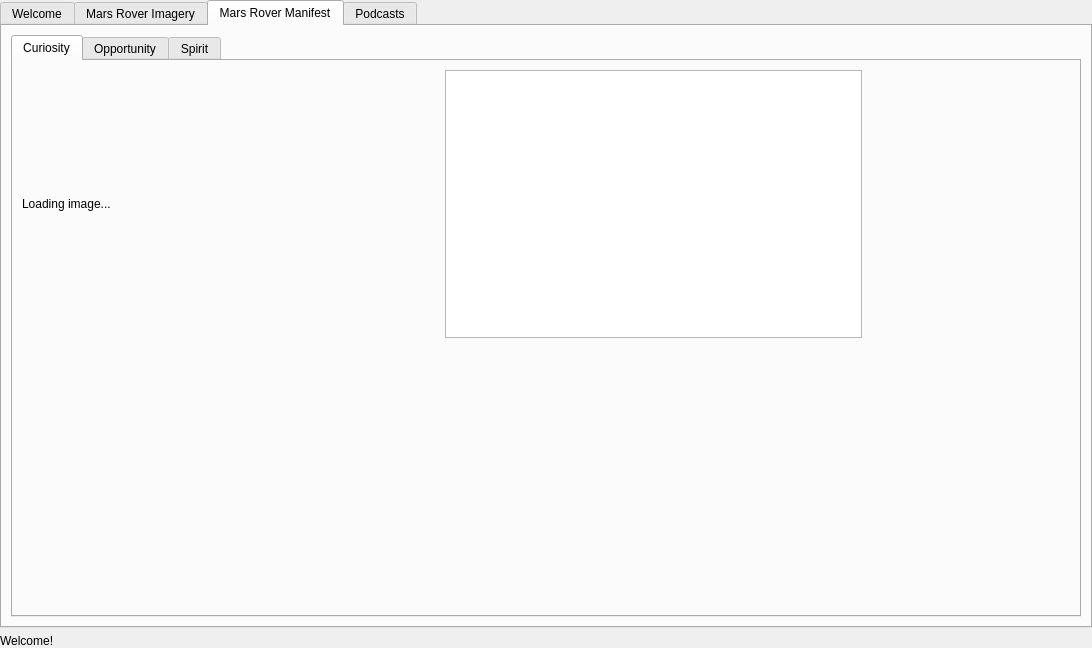
Above: mainwindow.ui from DavidJerman/AstroXplorer before the change. Below: the same form after it.
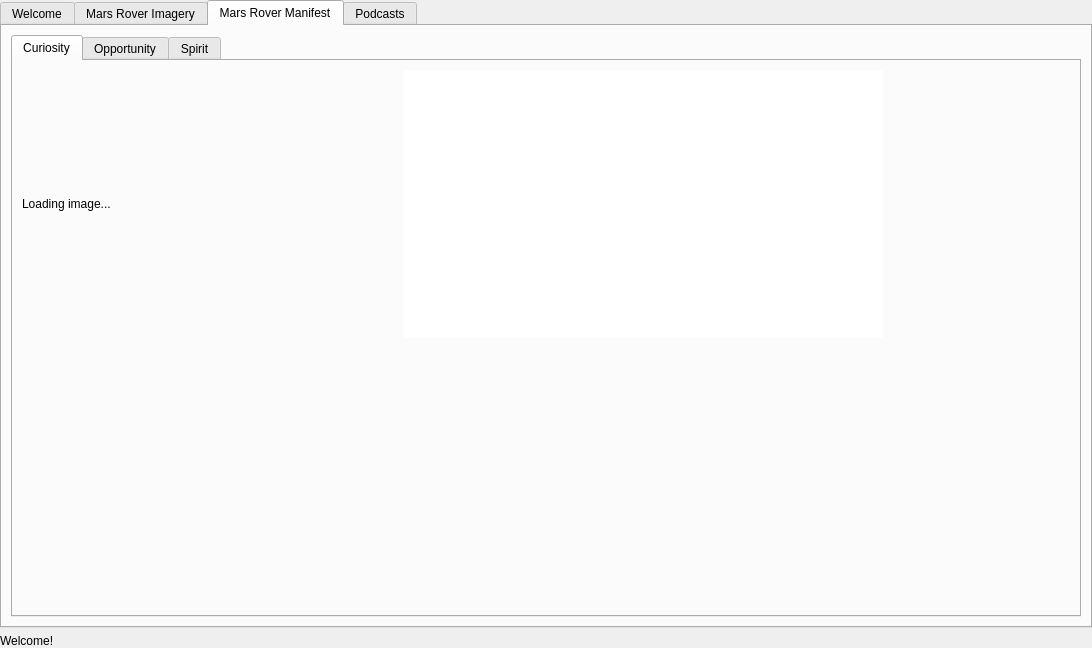
That is the form after the change. The open tabs and pages were chosen to show the change. Icons and pictures are not drawn.

Patch:
```diff
--- a/mainwindow.ui
+++ b/mainwindow.ui
@@ -2997,6 +2997,12 @@
        <layout class="QHBoxLayout" name="horizontalLayout">
         <item>
          <widget class="QTabWidget" name="RoverManifestTabs">
+          <property name="minimumSize">
+           <size>
+            <width>0</width>
+            <height>0</height>
+           </size>
+          </property>
           <property name="currentIndex">
            <number>2</number>
           </property>
@@ -3015,17 +3021,38 @@
              <widget class="QListWidget" name="C_RoverManifestList">
               <property name="minimumSize">
                <size>
-                <width>300</width>
+                <width>480</width>
                 <height>0</height>
                </size>
               </property>
+              <property name="frameShape">
+               <enum>QFrame::NoFrame</enum>
+              </property>
+              <property name="frameShadow">
+               <enum>QFrame::Plain</enum>
+              </property>
+              <property name="verticalScrollBarPolicy">
+               <enum>Qt::ScrollBarAlwaysOff</enum>
+              </property>
+              <property name="horizontalScrollBarPolicy">
+               <enum>Qt::ScrollBarAlwaysOff</enum>
+              </property>
              </widget>
             </item>
             <item row="0" column="0">
              <widget class="QLabel" name="C_RoverImageLabel">
+              <property name="minimumSize">
+               <size>
+                <width>0</width>
+                <height>0</height>
+               </size>
+              </property>
               <property name="text">
                <string>Loading image...</string>
               </property>
+              <property name="margin">
+               <number>14</number>
+              </property>
              </widget>
             </item>
             <item row="1" column="0">
```
Left out of the diff: 1138 changed lines with no effect on the pictures.
